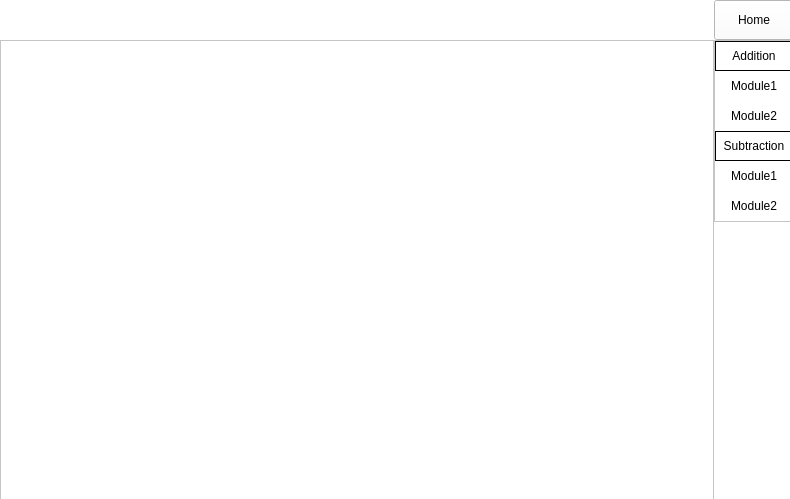
Qt form screen/_ui/learning_screen.ui (pranav1416/elixir-math-quiz) before a commit.
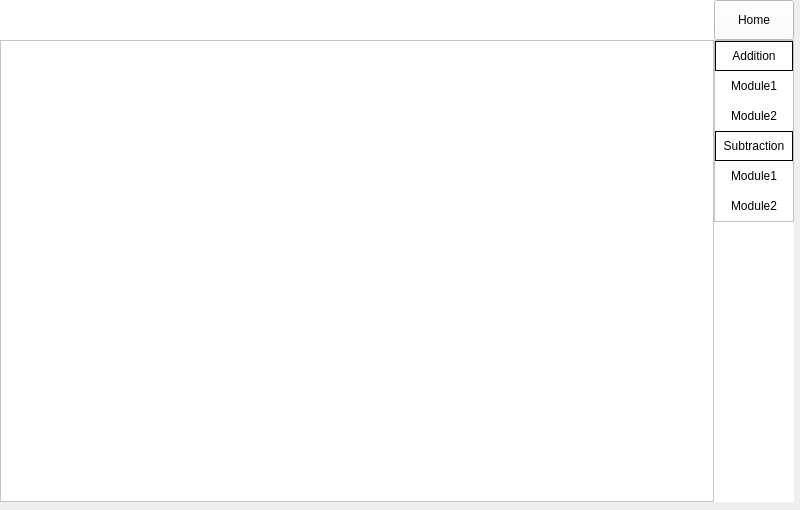
The same form after that commit. Icons and pictures are not drawn.

Patch:
```diff
--- a/screen/_ui/learning_screen.ui
+++ b/screen/_ui/learning_screen.ui
@@ -6,8 +6,8 @@
    <rect>
     <x>0</x>
     <y>0</y>
-    <width>790</width>
-    <height>499</height>
+    <width>800</width>
+    <height>510</height>
    </rect>
   </property>
   <property name="windowTitle">
```
